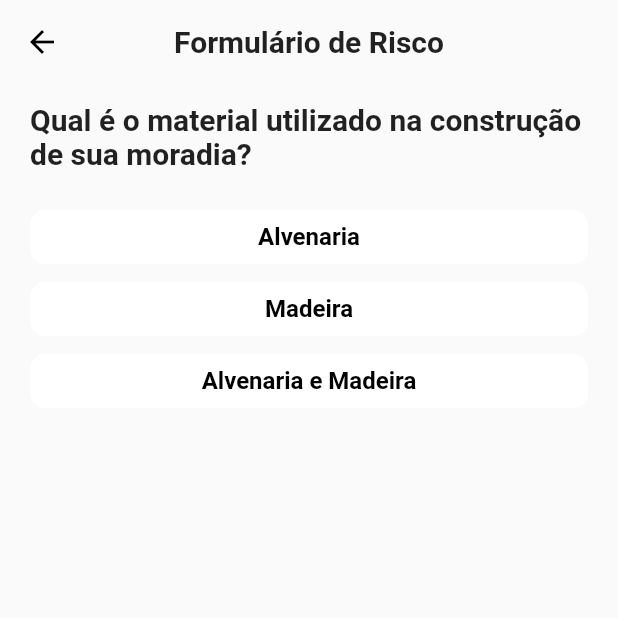
After one commit to LuizHFJesus/sos_deslizamentos, a Flutter app: the DangerForm screen opened directly, on a phone screen of 412 x 824 dp, the top half of it. The commit adds this screen. Run offline on Flutter 3.47's test engine with Material 2 defaults, Android fonts, the light colour scheme and no system bars; our stand-ins replace brasil_fields, cloud_firestore, firebase_auth, form_field_validator, google_sign_in; accounts and stored records are empty.

Commit message:
Atualização das rotas entre telas

```diff
--- a/lib/main.dart
+++ b/lib/main.dart
@@ -20,7 +20,8 @@ class MyApp extends StatelessWidget {
             primarySwatch: Colors.blue,
             primaryColor: Colors.lightBlue[500],
           ),
-          home: NavigationScreen(),
+          home: HomeLoginScreen()
+          // model.isLoggedIn() ? NavigationScreen() : HomeLoginScreen()
         )
     );
   }
--- /dev/null
+++ b/lib/screens/dangerForm_screen.dart
@@ -0,0 +1,121 @@
+import "package:flutter/material.dart";
+import 'package:scoped_model/scoped_model.dart';
+import 'package:sos_deslizamentos_app/models/user_model.dart';
+import 'package:sos_deslizamentos_app/widgets/round_button.dart';
+import 'package:sos_deslizamentos_app/widgets/text_alternative_question_button.dart';
+
+class DangerForm extends StatefulWidget {
+  @override
+  _DangerFormState createState() => _DangerFormState();
+}
+
+class _DangerFormState extends State<DangerForm> {
+
+  final _pageController = PageController();
+  int _currentIndex = 0;
+  int _dangerCount = 0;
+
+  void goToNextPage() {
+    _currentIndex++;
+    _pageController.jumpToPage(_currentIndex);
+  }
+
+  Widget Question1(){
+    return SingleChildScrollView(
+      child: Container(
+        width: MediaQuery.of(context).size.width,
+        padding: EdgeInsets.symmetric(vertical: 12.0, horizontal: 20.0),
+        child: Column(
+          children: <Widget>[
+            Text(
+              "Qual é o material utilizado na construção de sua moradia?",
+              style: TextStyle(
+                fontSize: 20.0,
+                fontWeight: FontWeight.bold,
+              ),
+            ),
+            SizedBox(height: 20.0,),
+            TextAlternativeQuestionButton(
+              buttonText: "Alvenaria",
+              functionOnPressed: () {
+                _dangerCount+= 0;
+                goToNextPage();
+              },
+            ),
+            TextAlternativeQuestionButton(
+              buttonText: "Madeira",
+              functionOnPressed: () {
+                _dangerCount+= 2;
+                goToNextPage();
+              },
+            ),
+            TextAlternativeQuestionButton(
+              buttonText: "Alvenaria e Madeira",
+              functionOnPressed: () {
+                _dangerCount+= 1;
+                goToNextPage();
+              },
+            ),
+          ],
+        ),
+      ),
+    );
+  }
+  Widget Question2(){
+    return SingleChildScrollView(
+      child: Container(
+        width: MediaQuery.of(context).size.width,
+        padding: EdgeInsets.symmetric(vertical: 12.0, horizontal: 20.0),
+        child: Column(
+          children: <Widget>[
+            Text(
+              "Primeira Pergunta",
+              style: TextStyle(
+                fontSize: 20.0,
+                fontWeight: FontWeight.bold,
+              ),
+            ),
+            SizedBox(height: 20.0,),
+
+          ],
+        ),
+      ),
+    );
+  }
+
+
+
+
+  List<Widget> _screens = [
+    Container(decoration: BoxDecoration(color: Colors.redAccent),),
+  ];
+
+
+  @override
+  Widget build(BuildContext context) {
+    return Scaffold(
+        appBar: AppBar(
+          backgroundColor: Colors.transparent,
+          elevation: 0.0,
+          title: Text("Formulário de Risco", style: TextStyle(fontWeight: FontWeight.bold),),
+          centerTitle: true,
+        ),
+
+        body: ScopedModelDescendant<UserModel>(
+            builder: (context, child, model) {
+
+              return PageView(
+                controller: _pageController,
+                physics:  AlwaysScrollableScrollPhysics(),
+                children: <Widget>[
+                  Question1(),
+                  Question2(),
+
+                ],
+                scrollDirection: Axis.horizontal,
+              );
+            }
+        )
+    );
+  }
+}
--- a/lib/screens/home_screen.dart
+++ b/lib/screens/home_screen.dart
@@ -179,6 +179,9 @@ class _HomeScreenState extends State<HomeScreen> {
               ),
               child: FlatButton(
                 onPressed: (){},
+                shape: RoundedRectangleBorder(
+                  borderRadius: BorderRadius.circular(8.0)
+                ),
                 child: Padding(
                   padding: EdgeInsets.symmetric(horizontal: 20.0),
                   child: Column(
--- a/lib/ambientEducation_tab.dart
+++ b/lib/tabs/ambientEducation_tab.dart
@@ -26,7 +26,7 @@ class AmbientEducationTab extends StatelessWidget {
               Container(
                 child: Image.network(
                   data.image,
-                  height: 100.0,
+                  height: 90.0,
                 ),
               ),
               SizedBox(height: 16.0),
--- /dev/null
+++ b/lib/widgets/text_alternative_question_button.dart
@@ -0,0 +1,41 @@
+import 'package:flutter/material.dart';
+
+class TextAlternativeQuestionButton extends StatelessWidget {
+
+  String buttonText;
+  Function functionOnPressed;
+
+  TextAlternativeQuestionButton({
+    @required this.buttonText,
+    @required this.functionOnPressed
+  });
+
+  @override
+  Widget build(BuildContext context) {
+    return Row(
+      children: <Widget>[
+        Expanded(
+          child: FlatButton(
+            onPressed: functionOnPressed,
+            shape: RoundedRectangleBorder(
+                borderRadius: BorderRadius.circular(10.0)
+            ),
+            color: Colors.white,
+            child: Padding(
+              padding: EdgeInsets.all(4.0),
+              child: Text(
+                buttonText,
+                textAlign: TextAlign.start,
+                style: TextStyle(
+                    fontSize: 16.0,
+                    color: Colors.black,
+                    fontWeight: FontWeight.bold
+                ),
+              ),
+            ),
+          ),
+        )
+      ],
+    );
+  }
+}
```
Also changed, not shown: lib/screens/ambientEducation_screen.dart (+25 -27 lines), lib/screens/homeLogin_screen.dart (+29 -19 lines), lib/screens/login_screen.dart (+12 -3 lines), lib/screens/navigation_screen.dart (+5 -4 lines), lib/widgets/image_alternative_question_button.dart (added, +59 -0 lines), pubspec.lock, 1 other file.
